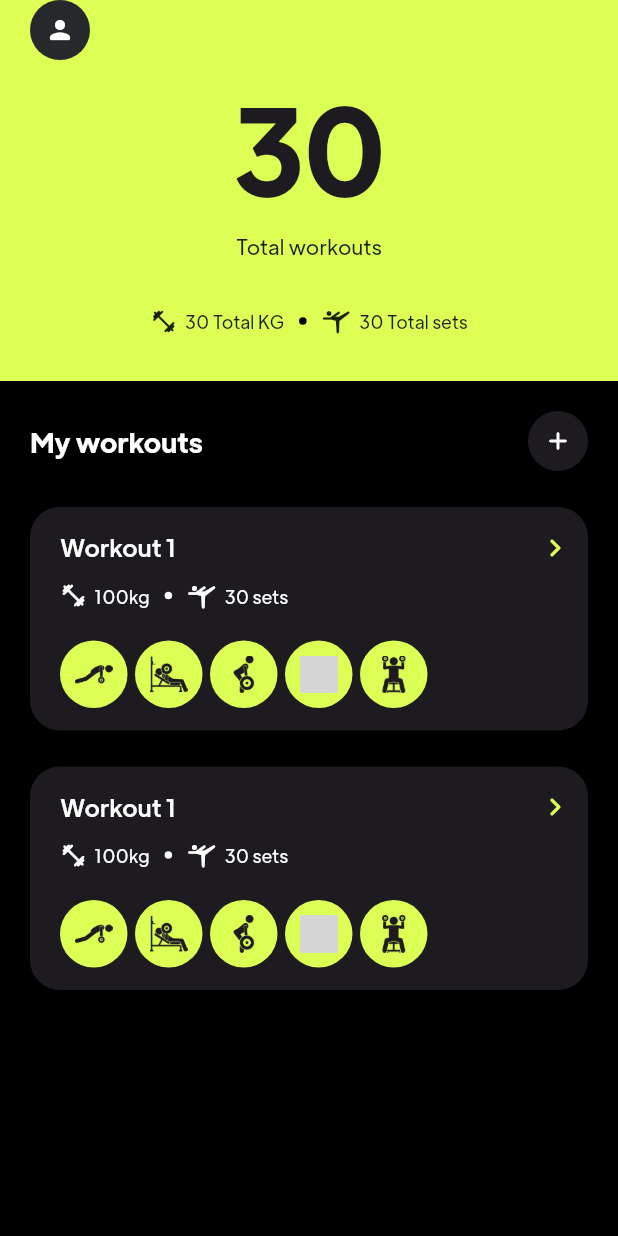
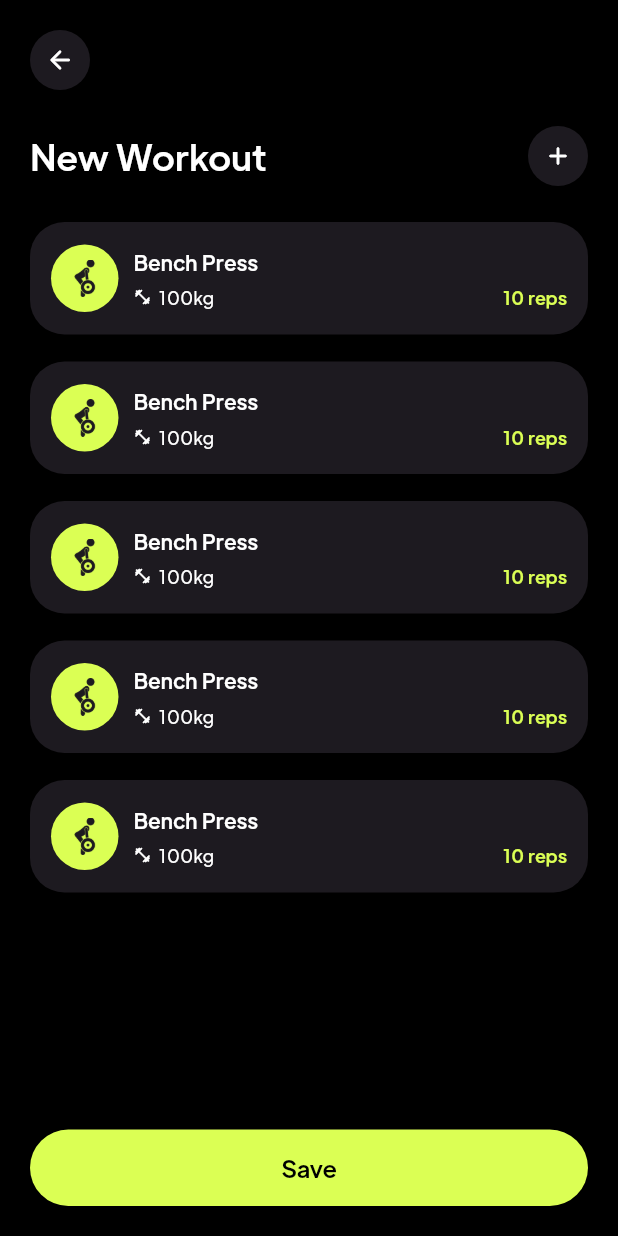
Before and after one commit to JosteveGit/magic, a Flutter app: the screen it shows after launch, after a tap on the "add" icon, on a phone screen of 412 x 824 dp. Run offline on Flutter 3.47's test engine with Material 3 defaults, Android fonts, the light colour scheme and no system bars; our stand-ins replace flutter_riverpod; grey boxes are pictures that could not be loaded.

Commit message:
Added new workout page

```diff
--- a/lib/app/modules/dashboard/presentation/pages/dashboard_page.dart
+++ b/lib/app/modules/dashboard/presentation/pages/dashboard_page.dart
@@ -1,8 +1,10 @@
 import 'package:flutter/material.dart';
 import 'package:flutter_riverpod/flutter_riverpod.dart';
 import 'package:magic/app/modules/dashboard/presentation/widgets/workout_item.dart';
+import 'package:magic/app/modules/workout/presentation/pages/new_workout_page.dart';
 import 'package:magic/app/shared/presentation/widgets/magic_icon.dart';
 import 'package:magic/core/framework/theme/colors/app_theme_provider.dart';
+import 'package:magic/core/navigation/navigator.dart';
 
 class DashboardPage extends ConsumerStatefulWidget {
   const DashboardPage({super.key});
@@ -31,11 +33,10 @@ class _DashboardPageState extends ConsumerState<DashboardPage> {
               ),
               child: Column(
                 children: [
-                  Align(
+                  const Align(
                     alignment: Alignment.centerLeft,
                     child: MagicIcon(
                       icon: Icons.person_rounded,
-                      color: colors.always26292C,
                     ),
                   ),
                   const Text(
@@ -107,7 +108,9 @@ class _DashboardPageState extends ConsumerState<DashboardPage> {
                       ),
                       MagicIcon(
                         icon: Icons.add_rounded,
-                        onTap: () {},
+                        onTap: () {
+                          pushTo(context, const NewWorkoutPage());
+                        },
                       ),
                     ],
                   ),
--- /dev/null
+++ b/lib/app/modules/workout/presentation/pages/new_workout_page.dart
@@ -0,0 +1,62 @@
+import 'package:flutter/material.dart';
+import 'package:flutter_riverpod/flutter_riverpod.dart';
+import 'package:magic/app/shared/presentation/widgets/custom_button.dart';
+import 'package:magic/app/modules/workout/presentation/widgets/set_item.dart';
+import 'package:magic/app/shared/presentation/widgets/magic_app_bar.dart';
+import 'package:magic/app/shared/presentation/widgets/magic_icon.dart';
+import 'package:magic/core/framework/theme/colors/app_theme_provider.dart';
+
+class NewWorkoutPage extends ConsumerStatefulWidget {
+  const NewWorkoutPage({super.key});
+
+  @override
+  ConsumerState<ConsumerStatefulWidget> createState() => _NewWorkoutPageState();
+}
+
+class _NewWorkoutPageState extends ConsumerState<NewWorkoutPage> {
+  @override
+  Widget build(BuildContext context) {
+    final colors = ref.read(appThemeProvider).colors;
+    return Scaffold(
+      backgroundColor: colors.alwaysBlack,
+      body: SafeArea(
+        child: Container(
+          padding: const EdgeInsets.all(20),
+          child: Column(
+            crossAxisAlignment: CrossAxisAlignment.start,
+            children: [
+              const MagicAppBar(
+                title: "New Workout",
+                trailing: [
+                  MagicIcon(icon: Icons.add_rounded),
+                ],
+              ),
+              const Expanded(
+                child: SingleChildScrollView(
+                  child: Column(
+                    children: [
+                      SizedBox(height: 24),
+                      SetItem(),
+                      SizedBox(height: 18),
+                      SetItem(),
+                      SizedBox(height: 18),
+                      SetItem(),
+                      SizedBox(height: 18),
+                      SetItem(),
+                      SizedBox(height: 18),
+                      SetItem(),
+                    ],
+                  ),
+                ),
+              ),
+              CustomButton(
+                text: "Save",
+                onPressed: () {},
+              ),
+            ],
+          ),
+        ),
+      ),
+    );
+  }
+}
--- /dev/null
+++ b/lib/app/modules/workout/presentation/widgets/set_item.dart
@@ -0,0 +1,80 @@
+import 'package:flutter/material.dart';
+import 'package:flutter_riverpod/flutter_riverpod.dart';
+import 'package:magic/app/shared/helpers/classes/media/pngs.dart';
+import 'package:magic/app/shared/presentation/widgets/magic_icon.dart';
+import 'package:magic/core/framework/theme/colors/app_theme_provider.dart';
+
+class SetItem extends ConsumerWidget {
+  const SetItem({
+    super.key,
+  });
+
+  @override
+  Widget build(BuildContext context, WidgetRef ref) {
+    final colors = ref.watch(appThemeProvider).colors;
+    return Container(
+      padding: const EdgeInsets.symmetric(
+        horizontal: 14,
+        vertical: 15,
+      ),
+      decoration: BoxDecoration(
+        color: colors.always1d1a20,
+        borderRadius: BorderRadius.circular(23),
+      ),
+      width: double.maxFinite,
+      child: Row(
+        children: [
+          MagicImage(
+            image: Pngs.deadlift,
+            color: colors.primary,
+            iconColor: colors.secondary,
+          ),
+          const SizedBox(width: 10),
+          Expanded(
+            child: Column(
+              crossAxisAlignment: CrossAxisAlignment.start,
+              children: [
+                Text(
+                  "Bench Press",
+                  style: TextStyle(
+                    fontSize: 14,
+                    fontWeight: FontWeight.w500,
+                    color: colors.alwaysWhite,
+                  ),
+                ),
+                const SizedBox(height: 5),
+                Row(
+                  children: [
+                    Icon(
+                      Icons.fitness_center_rounded,
+                      size: 12,
+                      color: colors.alwaysWhite,
+                    ),
+                    const SizedBox(width: 5),
+                    Text(
+                      "100kg",
+                      style: TextStyle(
+                        fontSize: 12,
+                        fontWeight: FontWeight.w300,
+                        color: colors.alwaysWhite,
+                      ),
+                    ),
+                    const Spacer(),
+                    Text(
+                      "10 reps",
+                      style: TextStyle(
+                        fontSize: 12,
+                        fontWeight: FontWeight.w500,
+                        color: colors.primary,
+                      ),
+                    ),
+                  ],
+                ),
+              ],
+            ),
+          ),
+        ],
+      ),
+    );
+  }
+}
--- /dev/null
+++ b/lib/app/shared/presentation/widgets/custom_button.dart
@@ -0,0 +1,79 @@
+import 'package:flutter/material.dart';
+import 'package:flutter_riverpod/flutter_riverpod.dart';
+import 'package:magic/core/framework/theme/colors/app_theme_provider.dart';
+
+class CustomButton extends ConsumerWidget {
+  final bool? expanded;
+  final String? text;
+  final Color? color;
+  final VoidCallback? onPressed;
+  final Color? textColor;
+  final EdgeInsets? padding;
+  final bool Function()? validator;
+  final double? width;
+  final double? radius;
+  final Widget? prefixWidget;
+  final double? fontSize;
+  final bool isSecondary;
+
+  const CustomButton({
+    super.key,
+    this.expanded = false,
+    @required this.text,
+    this.color,
+    @required this.onPressed,
+    this.textColor,
+    this.padding,
+    this.validator,
+    this.width,
+    this.radius,
+    this.prefixWidget,
+    this.fontSize,
+    this.isSecondary = false,
+  });
+
+  @override
+  Widget build(BuildContext context, WidgetRef ref) {
+    final colors = ref.read(appThemeProvider).colors;
+    final buttonColor =
+        color ?? (isSecondary ? colors.always26292C : colors.primary);
+    return SizedBox(
+      width: width ?? (expanded! ? double.maxFinite : null),
+      child: ElevatedButton(
+        onPressed: (validator == null ? true : validator!()) ? onPressed : null,
+        style: ButtonStyle(
+          padding: WidgetStateProperty.all(
+            padding ?? const EdgeInsets.symmetric(horizontal: 30, vertical: 14),
+          ),
+          elevation: WidgetStateProperty.all(0.0),
+          backgroundColor: (validator == null ? true : validator!())
+              ? WidgetStateProperty.all(buttonColor)
+              : WidgetStateProperty.all(
+                  (buttonColor).withOpacity(0.5),
+                ),
+          shape: WidgetStateProperty.all(
+            RoundedRectangleBorder(
+              borderRadius: BorderRadius.circular(radius ?? 30),
+            ),
+          ),
+        ),
+        child: Row(
+          mainAxisAlignment: MainAxisAlignment.center,
+          children: [
+            prefixWidget ?? Container(),
+            Text(
+              "$text",
+              textAlign: TextAlign.center,
+              overflow: TextOverflow.ellipsis,
+              style: TextStyle(
+                color: textColor ?? (isSecondary ? Colors.white : Colors.black),
+                fontSize: fontSize ?? 16,
+                fontWeight: FontWeight.w500,
+              ),
+            ),
+          ],
+        ),
+      ),
+    );
+  }
+}
--- /dev/null
+++ b/lib/app/shared/presentation/widgets/flat_magic_icon.dart
@@ -0,0 +1,31 @@
+import 'package:flutter/material.dart';
+import 'package:flutter_riverpod/flutter_riverpod.dart';
+import 'package:magic/core/framework/theme/colors/app_theme_provider.dart';
+
+class FlatMagicIcon extends ConsumerWidget {
+  final IconData icon;
+  final VoidCallback? onTap;
+  final Color? iconColor;
+  const FlatMagicIcon({
+    super.key,
+    required this.icon,
+    this.onTap,
+    this.iconColor,
+  });
+
+  @override
+  Widget build(BuildContext context, WidgetRef ref) {
+    final colors = ref.watch(appThemeProvider).colors;
+    return GestureDetector(
+      onTap: onTap,
+      child: Container(
+        padding: const EdgeInsets.all(5),
+        child: Icon(
+          icon,
+          color: iconColor ?? colors.alwaysWhite,
+          size: 20,
+        ),
+      ),
+    );
+  }
+}
--- /dev/null
+++ b/lib/app/shared/presentation/widgets/magic_app_bar.dart
@@ -0,0 +1,41 @@
+import 'package:flutter/material.dart';
+import 'package:flutter_riverpod/flutter_riverpod.dart';
+import 'package:magic/app/shared/presentation/widgets/magic_back_button.dart';
+import 'package:magic/core/framework/theme/colors/app_theme_provider.dart';
+
+class MagicAppBar extends ConsumerWidget {
+  final String title;
+  final List<Widget>? trailing;
+  const MagicAppBar({
+    super.key,
+    required this.title,
+    this.trailing,
+  });
+
+  @override
+  Widget build(BuildContext context, WidgetRef ref) {
+    final colors = ref.read(appThemeProvider).colors;
+    return Column(
+      crossAxisAlignment: CrossAxisAlignment.start,
+      children: [
+        const MagicBackButton(),
+        const SizedBox(height: 24),
+        Row(
+          children: [
+            Expanded(
+              child: Text(
+                title,
+                style: TextStyle(
+                  fontSize: 24,
+                  fontWeight: FontWeight.w500,
+                  color: colors.alwaysWhite,
+                ),
+              ),
+            ),
+            if (trailing != null) ...trailing!,
+          ],
+        ),
+      ],
+    );
+  }
+}
--- /dev/null
+++ b/lib/app/shared/presentation/widgets/magic_back_button.dart
@@ -0,0 +1,17 @@
+import 'package:flutter/material.dart';
+import 'package:magic/app/shared/presentation/widgets/magic_icon.dart';
+import 'package:magic/core/navigation/navigator.dart';
+
+class MagicBackButton extends StatelessWidget {
+  const MagicBackButton({super.key});
+
+  @override
+  Widget build(BuildContext context) {
+    return MagicIcon(
+      icon: Icons.arrow_back_rounded,
+      onTap: () {
+        pop(context);
+      },
+    );
+  }
+}
```
